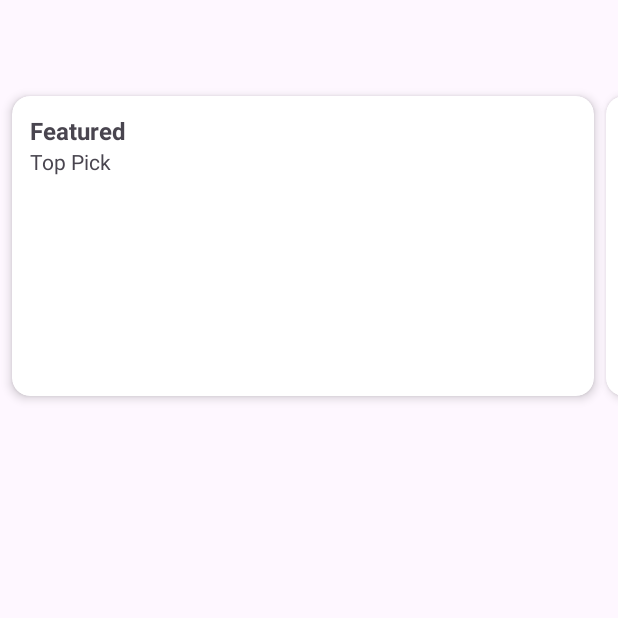
After one commit to TheRealYT/PartSmart, an Android app built with Jetpack Compose: the fragment TopItemsFragment shown on its own in the app's theme, on a phone screen of 412 x 824 dp, the top half of it. The commit adds this screen. Run offline under Robolectric (Android 15) with nearby library versions, the phone set to English and light mode, and no system bars.

Commit message:
separate views to fragments

```diff
--- /dev/null
+++ b/app/src/main/java/et/com/partsmart/TopItemsFragment.kt
@@ -0,0 +1,43 @@
+package et.com.partsmart
+
+import android.os.Bundle
+import android.view.LayoutInflater
+import android.view.View
+import android.view.ViewGroup
+import androidx.fragment.app.Fragment
+import androidx.recyclerview.widget.LinearLayoutManager
+import androidx.recyclerview.widget.LinearSnapHelper
+import et.com.partsmart.databinding.FragmentTopItemsBinding
+import et.com.partsmart.models.CardItem
+
+class TopItemsFragment : Fragment() {
+    private var _binding: FragmentTopItemsBinding? = null
+    private val binding get() = _binding!!
+
+    override fun onCreateView(
+        inflater: LayoutInflater, container: ViewGroup?,
+        savedInstanceState: Bundle?
+    ): View {
+        _binding = FragmentTopItemsBinding.inflate(inflater, container, false)
+
+        return binding.root
+    }
+
+    override fun onViewCreated(view: View, savedInstanceState: Bundle?) {
+        val horizontalRecycler = binding.horizontalList
+        horizontalRecycler.layoutManager =
+            LinearLayoutManager(requireContext(), LinearLayoutManager.HORIZONTAL, false)
+
+        val cards = listOf(
+            CardItem("Featured", "Top Pick"),
+            CardItem("Trending", "Hot Now"),
+            CardItem("Recommended", "For You"),
+            CardItem("New", "Just Dropped")
+        )
+
+        horizontalRecycler.adapter = CardAdapter(cards)
+
+        val snapHelper = LinearSnapHelper()
+        snapHelper.attachToRecyclerView(horizontalRecycler)
+    }
+}
--- /dev/null
+++ b/app/src/main/res/layout/fragment_top_items.xml
@@ -0,0 +1,11 @@
+<androidx.recyclerview.widget.RecyclerView xmlns:android="http://schemas.android.com/apk/res/android"
+    android:id="@+id/horizontalList"
+    android:layout_width="match_parent"
+    android:layout_height="wrap_content"
+    android:layout_marginBottom="40dp"
+    android:clipToPadding="false"
+    android:orientation="horizontal"
+    android:paddingStart="8dp"
+    android:paddingTop="?attr/actionBarSize"
+    android:paddingEnd="8dp"
+    android:paddingBottom="32dp" />
```
Also changed, not shown: app/src/main/java/et/com/partsmart/HomeActivity.kt (+0 -31 lines), app/src/main/java/et/com/partsmart/ItemsFragment.kt (added, +40 -0 lines), app/src/main/res/layout/activity_home.xml (+9 -20 lines), app/src/main/res/layout/fragment_items.xml (added, +11 -0 lines).
